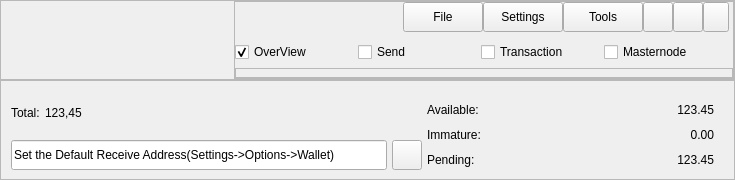
Above: src/qt/forms/mainwintitle.ui from MassGrid/MassGrid before the change. Below: the same form after it.
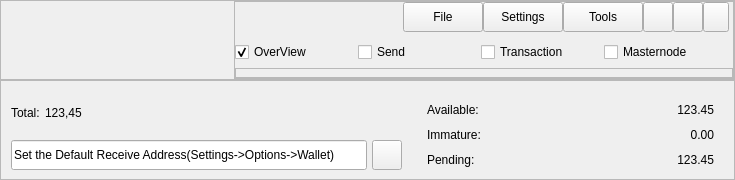
That is the form after the change. Icons and pictures are not drawn.

Commit message: fix linux & window style file

Diff of the .ui file:
```diff
--- a/src/qt/forms/mainwintitle.ui
+++ b/src/qt/forms/mainwintitle.ui
@@ -697,6 +697,9 @@
         </item>
         <item>
          <layout class="QHBoxLayout" name="horizontalLayout_10">
+          <property name="rightMargin">
+           <number>20</number>
+          </property>
           <item>
            <widget class="QLineEdit" name="addressEdit">
             <property name="minimumSize">
```
The commit also changes 1 other file.
